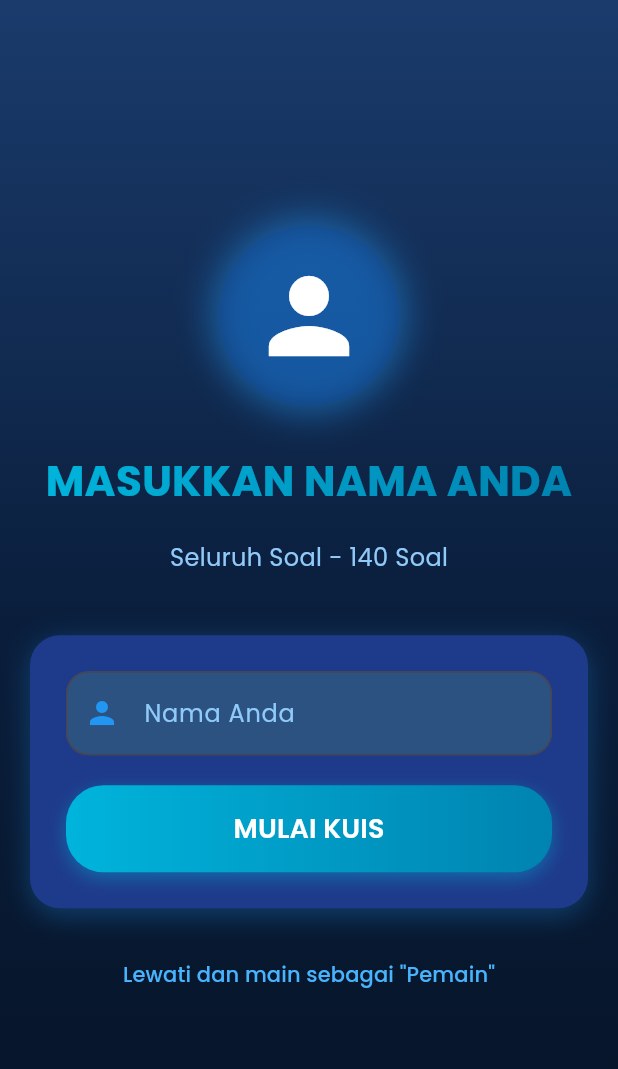
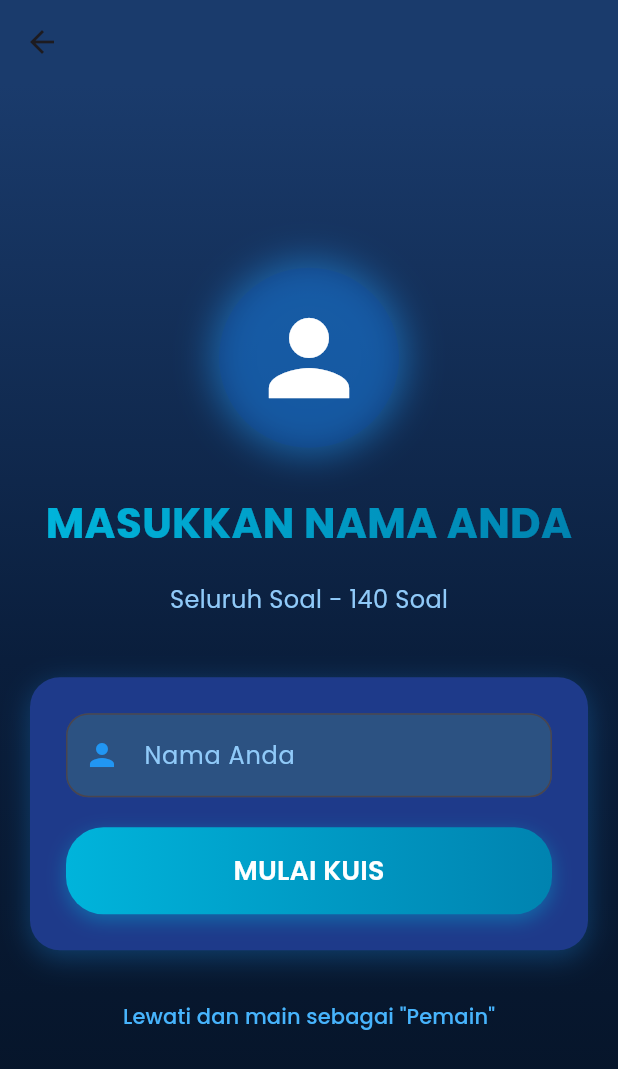
Before and after one commit to najma7527/Kuis_Apk, a Flutter app: the NameInputScreen screen opened directly, on a phone screen of 412 x 824 dp. Shown: the top 1069 px of the screen. Run offline on Flutter 3.47's test engine with Material 3 defaults, Android fonts, the phone set to English and light mode, and no system bars; our stand-ins replace google_fonts, share_plus, shared_preferences; accounts and stored records are empty.

Commit message:
memperbaiki button keluar

```diff
--- a/lib/screens/nama_input_screen.dart
+++ b/lib/screens/nama_input_screen.dart
@@ -72,6 +72,17 @@ class _NameInputScreenState extends State<NameInputScreen> {
   Widget build(BuildContext context) {
     return Scaffold(
       backgroundColor: const Color(0xFF0A1E3C),
+      appBar: AppBar(
+        leading: IconButton(
+          icon: const Icon(Icons.arrow_back),
+          onPressed: () {
+            Navigator.pop(context);
+          },
+        ),
+        backgroundColor: const Color(0xFF1A3B6C),
+        elevation: 0,
+        centerTitle: true,
+      ),
       body: Container(
         decoration: const BoxDecoration(
           gradient: LinearGradient(
```
Also changed, not shown: lib/kuis_screen.dart (+42 -10 lines), assets/1.png (added), assets/5.png (added).
